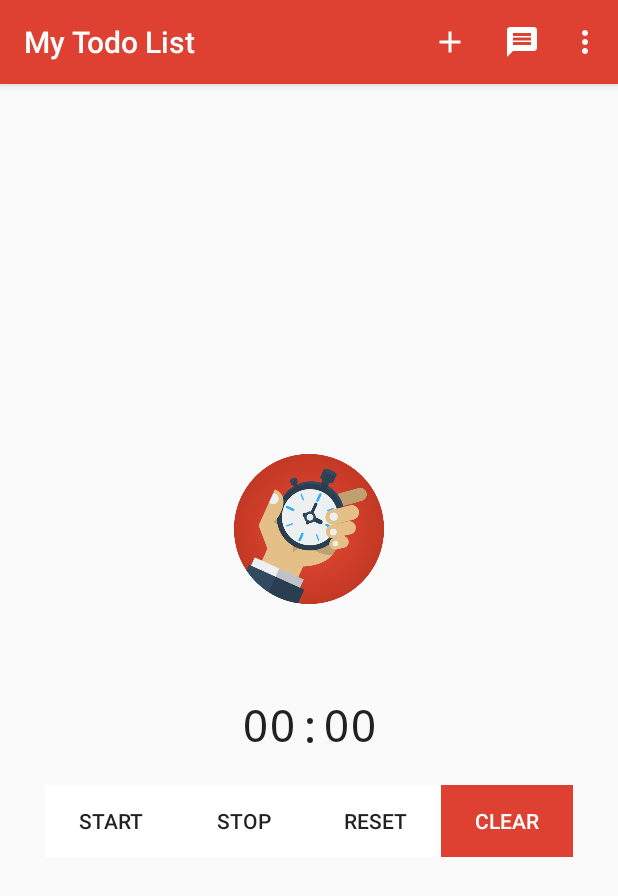
After one commit to haikelfazzani/android-modern-todo, an Android app: the TimerActivity screen opened directly, with no data from a screen before it, on a phone screen of 412 x 824 dp. The commit adds this screen. Shown: the top 896 px of the screen. Run offline under Robolectric (Android 15) with nearby library versions, the phone set to English and light mode, and no system bars.

Commit message:
initial commit

```diff
--- a/app/src/main/AndroidManifest.xml
+++ b/app/src/main/AndroidManifest.xml
@@ -22,11 +22,12 @@
             </intent-filter>
         </activity>
         <activity android:name=".activity.TodoForm" />
-        <activity android:name=".activity.ListTodoActivity" />
+        <activity android:name=".activity.TodoForm$ListTodoActivity" />
         <activity android:name=".activity.QuoteActivity" />
         <activity android:name=".activity.SignActivity" />
         <activity android:name=".activity.LoginActivity" />
-        <activity android:name=".activity.QuotePreviewActivity"></activity>
+        <activity android:name=".activity.QuotePreviewActivity" />
+        <activity android:name=".activity.TimerActivity"></activity>
     </application>
 
 </manifest>
--- a/app/src/main/java/com/example/haike/mytodolist/activity/LoginActivity.java
+++ b/app/src/main/java/com/example/haike/mytodolist/activity/LoginActivity.java
@@ -78,7 +78,7 @@ public class LoginActivity extends AppCompatActivity {
     }
 
     public void goToRendList() {
-        Intent intent = new Intent(LoginActivity.this, ListTodoActivity.class);
+        Intent intent = new Intent(LoginActivity.this, TodoForm.ListTodoActivity.class);
         startActivity(intent);
     }
 
--- /dev/null
+++ b/app/src/main/java/com/example/haike/mytodolist/activity/TimerActivity.java
@@ -0,0 +1,161 @@
+package com.example.haike.mytodolist.activity;
+
+import android.content.DialogInterface;
+import android.content.Intent;
+import android.os.SystemClock;
+import android.support.v7.app.AlertDialog;
+import android.support.v7.app.AppCompatActivity;
+import android.os.Bundle;
+import android.support.v7.widget.Toolbar;
+import android.view.Menu;
+import android.view.MenuItem;
+import android.view.View;
+import android.widget.ArrayAdapter;
+import android.widget.Button;
+import android.widget.Chronometer;
+import android.widget.ListView;
+import android.widget.TextView;
+
+import com.example.haike.mytodolist.R;
+import com.example.haike.mytodolist.config.DbChrono;
+
+import java.util.ArrayList;
+import java.util.List;
+
+public class TimerActivity extends AppCompatActivity implements View.OnClickListener {
+
+    private Chronometer chronometer;
+    private Button btnStart, btnStop, btnReset, btnClear;
+    private ListView listView;
+    private ArrayAdapter<String> adapter;
+
+    private boolean running = false;
+    private long pauseOffset;
+
+    private DbChrono dbChrono;
+
+    @Override
+    protected void onCreate(Bundle savedInstanceState) {
+        super.onCreate(savedInstanceState);
+        setContentView(R.layout.activity_timer);
+
+        Toolbar toolbar = findViewById(R.id.toolbar);
+        setSupportActionBar(toolbar);
+
+        dbChrono = new DbChrono(TimerActivity.this);
+
+        chronometer = findViewById(R.id.txtTimer);
+        btnStart = findViewById(R.id.btnStart);
+        btnStop = findViewById(R.id.btnStop);
+        btnReset = findViewById(R.id.btnReset);
+
+        btnClear = findViewById(R.id.btnClear);
+        listView = findViewById(R.id.listTimers);
+
+        btnStart.setOnClickListener(this);
+        btnStop.setOnClickListener(this);
+        btnReset.setOnClickListener(this);
+
+        btnClear.setOnClickListener(this);
+
+        dbChrono.openDB();
+
+        List<String> stringList = dbChrono.getAllTimers();
+
+        if(stringList.size() > 0) {
+            adapter = new ArrayAdapter<>(TimerActivity.this,
+                    android.R.layout.simple_list_item_1, stringList);
+            listView.setAdapter(adapter);
+        }
+
+        dbChrono.closeDB();
+
+    }
+
+    @Override
+    public boolean onCreateOptionsMenu(Menu menu) {
+        getMenuInflater().inflate(R.menu.menu_main, menu);
+        return true;
+    }
+
+    @Override
+    public boolean onOptionsItemSelected(MenuItem item) {
+
+        int id = item.getItemId();
+
+        if (id == R.id.btnAdd) {
+            Intent intent = new Intent(TimerActivity.this, TodoForm.class);
+            startActivity(intent);
+            return true;
+        }
+        if (id == R.id.btnQuotess) {
+            Intent intent = new Intent(TimerActivity.this, QuoteActivity.class);
+            startActivity(intent);
+            return true;
+        }
+        if (id == R.id.btnTimer) {
+            Intent intent = new Intent(TimerActivity.this, TimerActivity.class);
+            startActivity(intent);
+            return true;
+        }
+
+        return super.onOptionsItemSelected(item);
+    }
+
+    @Override
+    public void onClick(View v) {
+
+        switch (v.getId()) {
+            case R.id.btnStart:
+                if(!running) {
+                    chronometer.setBase(SystemClock.elapsedRealtime());
+                    chronometer.start();
+                    running = true;
+                }
+                break;
+
+            case R.id.btnStop:
+                if(running) {
+                    chronometer.stop();
+                    pauseOffset = SystemClock.elapsedRealtime() - chronometer.getBase();
+                    running = false;
+                    String txtTimer = chronometer.getText().toString();
+
+                    dbChrono.openDB();
+                    dbChrono.addTimer(txtTimer);
+                    adapter.add(txtTimer);
+                    adapter.notifyDataSetChanged();
+                    dbChrono.closeDB();
+
+                }
+                break;
+
+            case R.id.btnReset:
+                chronometer.setBase(SystemClock.elapsedRealtime());
+                pauseOffset = 0;
+                break;
+
+            case R.id.btnClear:
+                AlertDialog.Builder builder = new AlertDialog.Builder(TimerActivity.this);
+                        builder.setTitle("Suppression")
+                                .setMessage("Etes vous sure ?");
+                        builder.setPositiveButton("Oui", new DialogInterface.OnClickListener() {
+                            @Override
+                            public void onClick(DialogInterface dialog, int which) {
+                                dbChrono.openDB();
+                                dbChrono.deleteAll();
+                                adapter.clear();
+                                listView.invalidate();
+                                dbChrono.closeDB();
+                            }
+                        })
+                        .setNegativeButton("Non", new DialogInterface.OnClickListener() {
+                            @Override
+                            public void onClick(DialogInterface dialog, int which) {
+                                dialog.dismiss();
+                            }
+                        }).create().show();
+                break;
+        }
+    }
+}
--- /dev/null
+++ b/app/src/main/java/com/example/haike/mytodolist/config/DbChrono.java
@@ -0,0 +1,96 @@
+package com.example.haike.mytodolist.config;
+
+import android.content.ContentValues;
+import android.content.Context;
+import android.database.Cursor;
+import android.database.sqlite.SQLiteDatabase;
+import android.database.sqlite.SQLiteOpenHelper;
+
+import com.example.haike.mytodolist.model.Todo;
+
+import java.util.ArrayList;
+import java.util.Collections;
+import java.util.List;
+
+public class DbChrono extends SQLiteOpenHelper {
+
+    private static final int DATABASE_VERSION=2;
+
+    private static final String DATABASE_NAME="chrono";
+
+    private static final String TABLE_NAME="todo";
+    private static final String KEY_ID="id" ;
+    private static final String TIMER ="timer" ;
+
+    private final static String CREATE_TABLE= "CREATE TABLE "+TABLE_NAME+
+            " ("+KEY_ID+" integer primary key autoincrement," +
+            TIMER +" text not null " +")";
+
+    private SQLiteDatabase myDB;
+
+    public DbChrono(Context ctx) {
+        super(ctx, DATABASE_NAME, null, DATABASE_VERSION);
+    }
+
+    @Override
+    public void onCreate(SQLiteDatabase db) {
+        db.execSQL(CREATE_TABLE);
+    }
+
+    @Override
+    public void onUpgrade(SQLiteDatabase db, int oldVersion, int newVersion) {
+        if (oldVersion != newVersion) {
+            db.execSQL("drop table " + DATABASE_NAME);
+            this.onCreate(db);
+        }
+    }
+
+    public SQLiteDatabase openDB() {
+        myDB = this.getWritableDatabase();
+        return myDB;
+    }
+
+    public void closeDB() { myDB.close(); }
+
+    public long addTimer(String txtTimer) {
+        myDB = this.getWritableDatabase();
+        ContentValues contentValues = new ContentValues();
+        contentValues.put(TIMER, txtTimer);
+
+        return myDB.insert(TABLE_NAME, null, contentValues);
+    }
+
+    public List<String> getAllTimers() {
+        List<String> timerList = new ArrayList<>();
+        myDB = this.getReadableDatabase();
+        Cursor cursor = myDB.rawQuery("SELECT * FROM "+TABLE_NAME, null);
+
+        if(cursor.getCount() == 0) return new ArrayList<>(0);
+        cursor.moveToFirst();
+
+        while(cursor.moveToNext()) {
+            timerList.add(cursor.getString(1));
+        }
+
+        cursor.close();
+        Collections.reverse(timerList);
+        return timerList;
+    }
+
+
+    public void deleteTimer(int id) {
+        myDB = this.getWritableDatabase();
+        String sql = "DELETE FROM "+TABLE_NAME+" WHERE id "+ " = ?";
+        Cursor cursor = myDB.rawQuery(sql, new String[]{String.valueOf(id)});
+        cursor.moveToFirst();
+        cursor.close();
+    }
+
+    public void deleteAll() {
+        myDB = this.getWritableDatabase();
+        String sql = "DELETE FROM "+TABLE_NAME;
+        Cursor cursor = myDB.rawQuery(sql, new String[]{});
+        cursor.moveToFirst();
+        cursor.close();
+    }
+}
--- /dev/null
+++ b/app/src/main/res/drawable/ic_timer_black_24dp.xml
@@ -0,0 +1,5 @@
+<vector android:height="24dp" android:tint="#FFFFFF"
+    android:viewportHeight="24.0" android:viewportWidth="24.0"
+    android:width="24dp" xmlns:android="http://schemas.android.com/apk/res/android">
+    <path android:fillColor="#FF000000" android:pathData="M15,1L9,1v2h6L15,1zM11,14h2L13,8h-2v6zM19.03,7.39l1.42,-1.42c-0.43,-0.51 -0.9,-0.99 -1.41,-1.41l-1.42,1.42C16.07,4.74 14.12,4 12,4c-4.97,0 -9,4.03 -9,9s4.02,9 9,9 9,-4.03 9,-9c0,-2.12 -0.74,-4.07 -1.97,-5.61zM12,20c-3.87,0 -7,-3.13 -7,-7s3.13,-7 7,-7 7,3.13 7,7 -3.13,7 -7,7z"/>
+</vector>
--- a/app/src/main/res/layout/activity_login.xml
+++ b/app/src/main/res/layout/activity_login.xml
@@ -4,7 +4,7 @@
     xmlns:tools="http://schemas.android.com/tools"
     android:layout_width="match_parent"
     android:layout_height="match_parent"
-    tools:context=".activity.ListTodoActivity"
+    tools:context=".activity.TodoForm$ListTodoActivity"
     android:paddingRight="50dp"
     android:paddingLeft="50dp"
     android:layout_gravity="center">
--- a/app/src/main/res/layout/activity_main.xml
+++ b/app/src/main/res/layout/activity_main.xml
@@ -5,7 +5,7 @@
     xmlns:tools="http://schemas.android.com/tools"
     android:layout_width="match_parent"
     android:layout_height="match_parent"
-    tools:context=".activity.ListTodoActivity"
+    tools:context=".activity.TodoForm$ListTodoActivity"
     android:orientation="vertical">
 
     <android.support.design.widget.AppBarLayout
--- a/app/src/main/res/layout/activity_sign.xml
+++ b/app/src/main/res/layout/activity_sign.xml
@@ -4,7 +4,7 @@
     xmlns:tools="http://schemas.android.com/tools"
     android:layout_width="match_parent"
     android:layout_height="match_parent"
-    tools:context=".activity.ListTodoActivity"
+    tools:context=".activity.TodoForm$ListTodoActivity"
     android:paddingRight="50dp"
     android:paddingLeft="50dp">
 
--- /dev/null
+++ b/app/src/main/res/layout/activity_timer.xml
@@ -0,0 +1,104 @@
+<?xml version="1.0" encoding="utf-8"?>
+<RelativeLayout xmlns:android="http://schemas.android.com/apk/res/android"
+    xmlns:app="http://schemas.android.com/apk/res-auto"
+    xmlns:tools="http://schemas.android.com/tools"
+    android:layout_width="match_parent"
+    android:layout_height="match_parent"
+    tools:context=".activity.TimerActivity">
+
+    <android.support.design.widget.AppBarLayout
+        android:layout_width="match_parent"
+        android:layout_height="wrap_content"
+        android:theme="@style/AppTheme.AppBarOverlay">
+
+        <android.support.v7.widget.Toolbar
+            android:id="@+id/toolbar"
+            android:layout_width="match_parent"
+            android:layout_height="?attr/actionBarSize"
+            android:background="?attr/colorPrimary"
+            app:popupTheme="@style/AppTheme.PopupOverlay" />
+
+    </android.support.design.widget.AppBarLayout>
+
+    <LinearLayout
+        android:layout_width="match_parent"
+        android:layout_height="wrap_content"
+        android:orientation="vertical"
+        android:layout_centerVertical="true"
+        android:paddingLeft="20dp"
+        android:paddingRight="20dp">
+
+        <ImageView
+            android:layout_width="100dp"
+            android:layout_height="220dp"
+            android:src="@drawable/timer"
+            android:layout_gravity="center"/>
+
+        <Chronometer
+            android:id="@+id/txtTimer"
+            android:layout_width="match_parent"
+            android:layout_height="wrap_content"
+            android:layout_gravity="center"
+            android:layout_marginBottom="20dp"
+            android:fontFamily="monospace"
+            android:gravity="center"
+            android:textSize="30sp" />
+
+        <LinearLayout
+            android:layout_width="wrap_content"
+            android:layout_height="wrap_content"
+            android:orientation="horizontal"
+            android:layout_gravity="center">
+
+            <Button
+                android:layout_width="match_parent"
+                android:layout_height="wrap_content"
+                android:layout_gravity="center"
+                android:gravity="center"
+                android:background="#fff"
+                android:id="@+id/btnStart"
+                android:text="START"/>
+
+            <Button
+                android:layout_width="match_parent"
+                android:layout_height="wrap_content"
+                android:layout_gravity="center"
+                android:background="#fff"
+                android:gravity="center"
+                android:id="@+id/btnStop"
+                android:text="STOP"/>
+
+            <Button
+                android:layout_width="match_parent"
+                android:layout_height="wrap_content"
+                android:layout_gravity="center"
+                android:background="#fff"
+                android:gravity="center"
+                android:id="@+id/btnReset"
+                android:text="RESET"/>
+
+            <Button
+                android:layout_width="match_parent"
+                android:layout_height="wrap_content"
+                android:layout_gravity="center"
+                android:background="@color/colorPrimary"
+                android:textColor="#fff"
+                android:gravity="center"
+                android:id="@+id/btnClear"
+                android:text="CLEAR"/>
+
+        </LinearLayout>
+
+        <ListView
+            android:layout_width="match_parent"
+            android:layout_height="wrap_content"
+            android:layout_marginTop="10dp"
+            android:id="@+id/listTimers">
+
+        </ListView>
+
+    </LinearLayout>
+
+
+
+</RelativeLayout>
--- a/app/src/main/res/layout/content_main.xml
+++ b/app/src/main/res/layout/content_main.xml
@@ -5,7 +5,7 @@
     android:layout_width="match_parent"
     android:layout_height="match_parent"
     app:layout_behavior="@string/appbar_scrolling_view_behavior"
-    tools:context=".activity.ListTodoActivity"
+    tools:context=".activity.TodoForm$ListTodoActivity"
     tools:showIn="@layout/activity_main">
 
     <android.support.v7.widget.RecyclerView
--- a/app/src/main/res/menu/menu_main.xml
+++ b/app/src/main/res/menu/menu_main.xml
@@ -1,7 +1,13 @@
 <menu xmlns:android="http://schemas.android.com/apk/res/android"
     xmlns:app="http://schemas.android.com/apk/res-auto"
     xmlns:tools="http://schemas.android.com/tools"
-    tools:context="com.example.haike.mytodolist.activity.ListTodoActivity">
+    tools:context="com.example.haike.mytodolist.activity.TodoForm$ListTodoActivity">
+
+    <item
+        android:title="Timer"
+        android:id="@+id/btnTimer"
+        app:showAsAction="never"
+        android:icon="@drawable/ic_timer_black_24dp"/>
 
     <item
         android:title="ajouter une todo"
@@ -10,7 +16,7 @@
         android:icon="@drawable/ic_add_black_24dp"/>
 
     <item
-        android:title="quotes"
+        android:title="Quotes"
         android:id="@+id/btnQuotess"
         app:showAsAction="always"
         android:icon="@drawable/ic_message_black_24dp"/>
```
Also changed, not shown: app/src/main/java/com/example/haike/mytodolist/activity/ListTodoActivity.java (deleted, +0 -71 lines), app/src/main/java/com/example/haike/mytodolist/activity/TodoForm.java (+72 -1 lines), app/src/main/res/drawable/timer.png (added).
